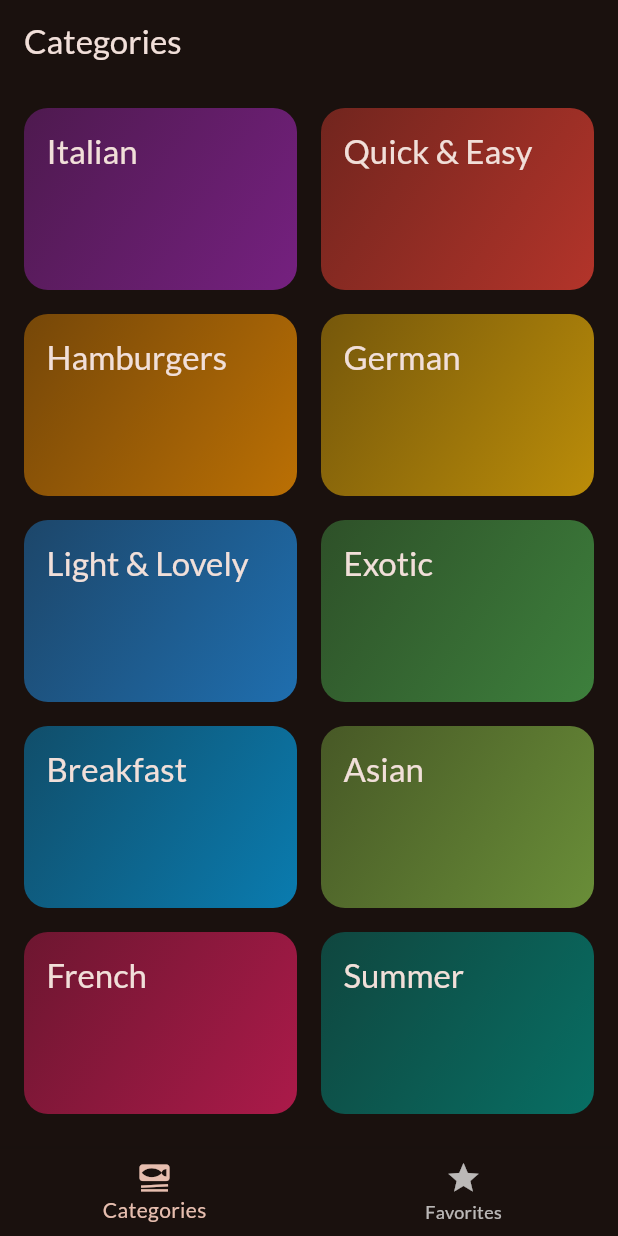
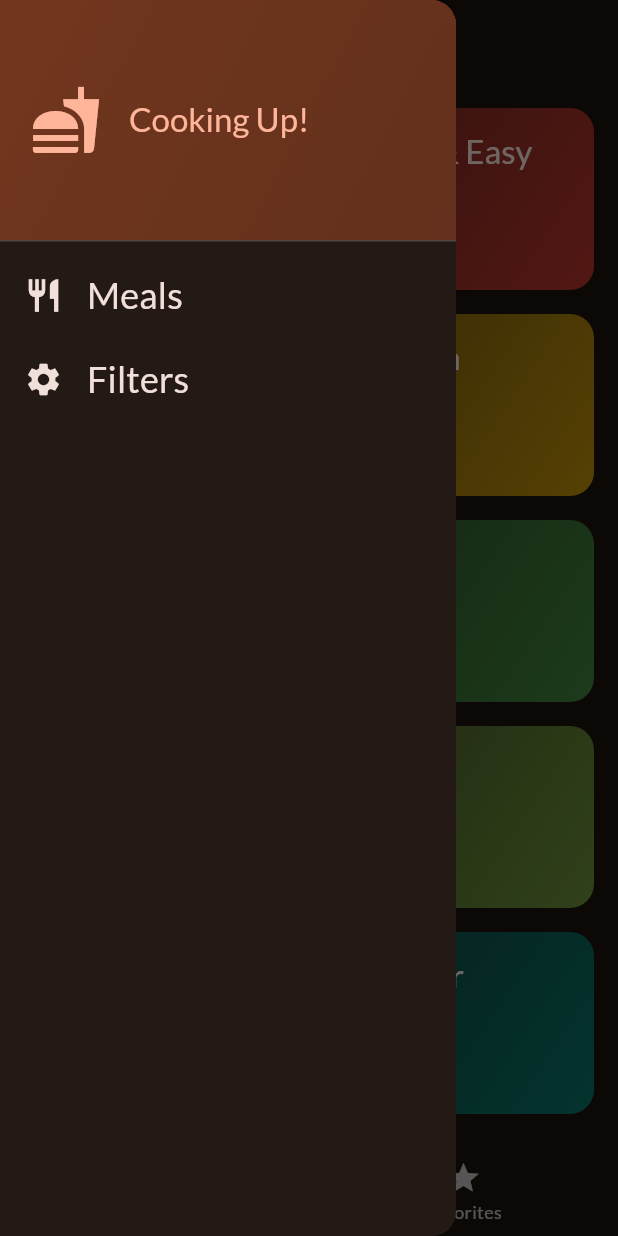
Before and after one commit to ThisIsDPS/Meals_App, a Flutter app: the screen it shows after launch, with the side drawer open (before the commit the screen has no drawer), on a phone screen of 412 x 824 dp. Run offline on Flutter 3.47's test engine with Material 2 defaults, Android fonts, the light colour scheme and no system bars; our stand-ins replace google_fonts, transparent_image.

Commit message:
Rest code 2.0

```diff
--- /dev/null
+++ b/lib/main_drawer.dart
@@ -0,0 +1,83 @@
+import 'package:flutter/material.dart';
+
+class MainDrawer extends StatelessWidget {
+  const MainDrawer({super.key, required this.onSelectScreen});
+
+  final void Function(String identifier) onSelectScreen;
+
+  @override
+  Widget build(BuildContext context) {
+    return Drawer(
+      child: Column(
+        children: [
+          DrawerHeader(
+            padding: const EdgeInsets.all(20),
+            decoration: BoxDecoration(
+              gradient: LinearGradient(
+                colors: [
+                  Theme.of(context).colorScheme.primaryContainer,
+                  Theme.of(context)
+                      .colorScheme
+                      .primaryContainer
+                      .withOpacity(0.8),
+                ],
+                begin: Alignment.topLeft,
+                end: Alignment.bottomRight,
+              ),
+            ),
+            child: Row(
+              children: [
+                Icon(
+                  Icons.fastfood,
+                  size: 48,
+                  color: Theme.of(context).colorScheme.primary,
+                ),
+                const SizedBox(width: 18),
+                Text(
+                  'Cooking Up!',
+                  style: Theme.of(context).textTheme.titleLarge!.copyWith(
+                        color: Theme.of(context).colorScheme.primary,
+                      ),
+                ),
+              ],
+            ),
+          ),
+          ListTile(
+            leading: Icon(
+              Icons.restaurant,
+              size: 26,
+              color: Theme.of(context).colorScheme.onBackground,
+            ),
+            title: Text(
+              'Meals',
+              style: Theme.of(context).textTheme.titleSmall!.copyWith(
+                    color: Theme.of(context).colorScheme.onBackground,
+                    fontSize: 24,
+                  ),
+            ),
+            onTap: () {
+              onSelectScreen('meals');
+            },
+          ),
+          ListTile(
+            leading: Icon(
+              Icons.settings,
+              size: 26,
+              color: Theme.of(context).colorScheme.onBackground,
+            ),
+            title: Text(
+              'Filters',
+              style: Theme.of(context).textTheme.titleSmall!.copyWith(
+                    color: Theme.of(context).colorScheme.onBackground,
+                    fontSize: 24,
+                  ),
+            ),
+            onTap: () {
+              onSelectScreen('filters');
+            },
+          ),
+        ],
+      ),
+    );
+  }
+}
--- a/lib/screens/categories.dart
+++ b/lib/screens/categories.dart
@@ -6,9 +6,10 @@ import 'package:meals_app_4/models/meal.dart';
 import 'package:meals_app_4/screens/meals.dart';
 
 class CategoriesScreen extends StatefulWidget {
-  const CategoriesScreen({super.key, required this.onToggleFavorite});
+  const CategoriesScreen({super.key, required this.onToggleFavorite, required this.availableMeals,});
 
   final void Function(Meal meal) onToggleFavorite;
+  final List<Meal> availableMeals;
 
   @override
   State<CategoriesScreen> createState() => _CategoriesScreenState();
@@ -16,7 +17,7 @@ class CategoriesScreen extends StatefulWidget {
 
 class _CategoriesScreenState extends State<CategoriesScreen> {
   void _selectedCategory(BuildContext context, Category category) {
-    final filteredMeals = dummyMeals
+    final filteredMeals = widget.availableMeals
         .where((meal) => meal.categories.contains(category.id))
         .toList();
 
--- a/lib/screens/tabs.dart
+++ b/lib/screens/tabs.dart
@@ -1,7 +1,17 @@
 import 'package:flutter/material.dart';
+import 'package:meals_app_4/data/meals_data.dart';
+import 'package:meals_app_4/main_drawer.dart';
 import 'package:meals_app_4/models/meal.dart';
 import 'package:meals_app_4/screens/categories.dart';
+import 'package:meals_app_4/screens/filters.dart';
 import 'package:meals_app_4/screens/meals.dart';
+
+const kInitialFilters = {
+  Filter.glutenFree: false,
+  Filter.lactoseFree: false,
+  Filter.vegetarian: false,
+  Filter.vegan: false
+};
 
 class TabsScreen extends StatefulWidget {
   const TabsScreen({super.key});
@@ -14,6 +24,8 @@ class TabsScreen extends StatefulWidget {
 
 class _TabsScreenState extends State<TabsScreen> {
   int _selectedPageIndex = 0;
+  final List<Meal> _favoriteMeals = [];
+  Map<Filter, bool> _selectedFilters = kInitialFilters;
 
   void _selectPage(int index) {
     setState(() {
@@ -21,7 +33,22 @@ class _TabsScreenState extends State<TabsScreen> {
     });
   }
 
-  final List<Meal> _favoriteMeals = [];
+  void _setScreen(String identifier) async {
+    Navigator.of(context).pop();
+    if (identifier == 'filters') {
+      final result = await Navigator.of(context).push<Map<Filter, bool>>(
+        MaterialPageRoute(
+          builder: (ctx) => FiltersScreen(
+            currentFilters: _selectedFilters,
+          ),
+        ),
+      );
+
+      setState(() {
+        _selectedFilters = result ?? kInitialFilters;
+      });
+    }
+  }
 
   void _showInfoMessage(String message) {
     ScaffoldMessenger.of(context).clearSnackBars();
@@ -50,8 +77,26 @@ class _TabsScreenState extends State<TabsScreen> {
 
   @override
   Widget build(BuildContext context) {
+    final availableMeals = dummyMeals.where((meal) {
+      if (_selectedFilters[Filter.glutenFree]! && !meal.isGlutenFree) {
+        return false;
+      }
+      if (_selectedFilters[Filter.lactoseFree]! && !meal.isLactoseFree) {
+        return false;
+      }
+      if (_selectedFilters[Filter.vegetarian]! && !meal.isVegetarian) {
+        return false;
+      }
+      if (_selectedFilters[Filter.vegan]! && !meal.isVegan) {
+        return false;
+      }
+      return true;
+    }).toList();
+
     Widget activePage = CategoriesScreen(
       onToggleFavorite: _toggleMealFavoriteStatus,
+      availableMeals: availableMeals,
+
     );
     var activePageTitle = 'Categories';
 
@@ -66,6 +111,7 @@ class _TabsScreenState extends State<TabsScreen> {
         title: Text(activePageTitle),
         centerTitle: false,
       ),
+      drawer: MainDrawer(onSelectScreen: _setScreen),
       body: activePage,
       bottomNavigationBar: BottomNavigationBar(
         onTap: _selectPage,
```
Also changed, not shown: lib/screens/filters.dart (added, +147 -0 lines).
